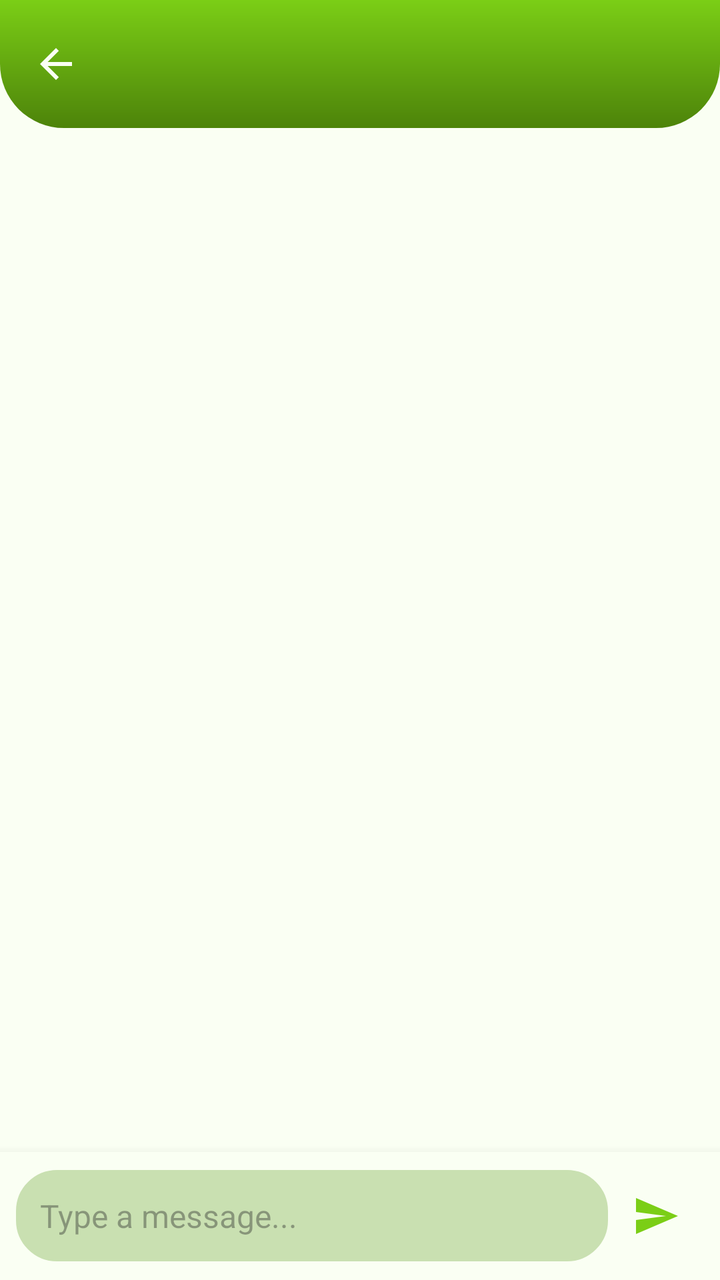
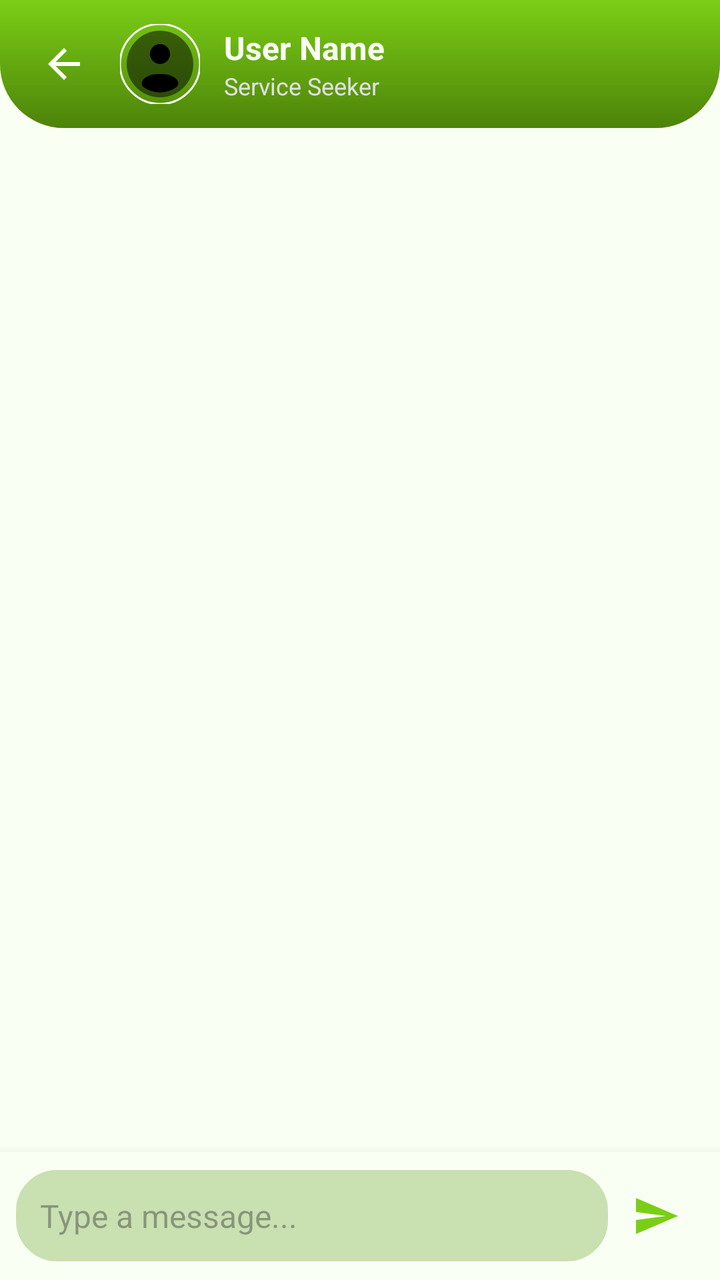

Compare the two renders of this Android layout. The source of the first and the diff that turns it into the second are given below.
<!-- AndroidManifest.xml: application theme Theme.RozgarConnector -->
<!-- res/layout/activity_chat.xml -->
<?xml version="1.0" encoding="utf-8"?>
<androidx.constraintlayout.widget.ConstraintLayout xmlns:android="http://schemas.android.com/apk/res/android"
    xmlns:app="http://schemas.android.com/apk/res-auto"
    xmlns:tools="http://schemas.android.com/tools"
    android:layout_width="match_parent"
    android:layout_height="match_parent"
    android:background="@color/white">

    
    <com.google.android.material.appbar.MaterialToolbar
        android:id="@+id/chatToolbar"
        android:layout_width="match_parent"
        android:layout_height="?attr/actionBarSize"
        android:background="@drawable/header_gradient_curved"
        app:layout_constraintTop_toTopOf="parent"
        app:navigationIcon="@drawable/ic_back"
        app:navigationIconTint="@color/white"
        app:titleTextColor="@color/white" />

    
    <androidx.recyclerview.widget.RecyclerView
        android:id="@+id/rvChat"
        android:layout_width="match_parent"
        android:layout_height="0dp"
        android:background="@color/white"
        android:clipToPadding="false"
        android:padding="12dp"
        app:layout_constraintBottom_toTopOf="@+id/llInputArea"
        app:layout_constraintTop_toBottomOf="@id/chatToolbar" />

    
    <LinearLayout
        android:id="@+id/llInputArea"
        android:layout_width="match_parent"
        android:layout_height="wrap_content"
        android:background="@color/white"
        android:elevation="8dp"
        android:gravity="center_vertical"
        android:orientation="horizontal"
        android:padding="8dp"
        app:layout_constraintBottom_toBottomOf="parent">

        <EditText
            android:id="@+id/etMessage"
            android:layout_width="0dp"
            android:layout_height="wrap_content"
            android:layout_weight="1"
            android:background="@drawable/edittext_border"
            android:backgroundTint="#C9E0B1"
            android:hint="@string/type_message_hint"
            android:inputType="textMultiLine"
            android:maxLines="4"
            android:padding="12dp"
            android:textColor="@color/black"
            android:textSize="16sp" />

        <ImageButton
            android:id="@+id/btnSend"
            android:layout_width="48dp"
            android:layout_height="48dp"
            android:background="?attr/selectableItemBackgroundBorderless"
            android:padding="10dp"
            android:scaleType="centerInside"
            android:src="@drawable/ic_send"
            app:tint="@color/primary_green" />
    </LinearLayout>

</androidx.constraintlayout.widget.ConstraintLayout>
<!-- resources referenced by this layout -->
<resources>
  <color name="black">#FF000000</color>
  <color name="primary_green">#7BCE16</color>
  <color name="white">#FAFFF3</color>
  <!-- drawable edittext_border (drawable) -->
  <shape xmlns:android="http://schemas.android.com/apk/res/android">
      <stroke android:width="1dp" android:color="#7BCE16"/>
      <corners android:radius="20dp"/>
      <padding android:left="10dp" android:right="10dp"/>
  </shape>
  <!-- drawable header_gradient_curved (drawable) -->
  <shape xmlns:android="http://schemas.android.com/apk/res/android">
      <gradient
          android:startColor="@color/primary_green"
          android:endColor="#4D830A"
          android:angle="270"/>
      <corners
          android:bottomLeftRadius="32dp"
          android:bottomRightRadius="32dp" />
  </shape>
  <!-- drawable ic_back (drawable) -->
  <vector xmlns:android="http://schemas.android.com/apk/res/android"
      android:width="24dp"
      android:height="24dp"
      android:viewportWidth="24"
      android:viewportHeight="24">
    <path
        android:fillColor="@android:color/white"
        android:pathData="M20,11H7.83l5.59,-5.59L12,4l-8,8 8,8 1.41,-1.41L7.83,13H20v-2z"/>
  </vector>
  <!-- drawable ic_send (drawable) -->
  <vector xmlns:android="http://schemas.android.com/apk/res/android"
      android:width="24dp"
      android:height="24dp"
      android:viewportWidth="24"
      android:viewportHeight="24">
    <path
        android:fillColor="@android:color/white"
        android:pathData="M2.01,21L23,12 2.01,3 2,10l15,2 -15,2z"/>
  </vector>
  <string name="type_message_hint">Type a message...</string>
  <style name="Theme.RozgarConnector" parent="Base.Theme.RozgarConnector" />
  <style name="Base.Theme.RozgarConnector" parent="Theme.Material3.DayNight.NoActionBar">
          
          <item name="colorPrimary">@color/primary_green</item>
      </style>
</resources>

<!-- the commit's change to res/layout/activity_chat.xml (unified diff, before → after) -->
@@ -7,15 +7,62 @@
     android:background="@color/white">
 
     
-    <com.google.android.material.appbar.MaterialToolbar
-        android:id="@+id/chatToolbar"
+    <RelativeLayout
+        android:id="@+id/chatToolbarArea"
         android:layout_width="match_parent"
         android:layout_height="?attr/actionBarSize"
         android:background="@drawable/header_gradient_curved"
-        app:layout_constraintTop_toTopOf="parent"
-        app:navigationIcon="@drawable/ic_back"
-        app:navigationIconTint="@color/white"
-        app:titleTextColor="@color/white" />
+        android:paddingHorizontal="12dp"
+        app:layout_constraintTop_toTopOf="parent">
+
+        <ImageButton
+            android:id="@+id/btnBack"
+            android:layout_width="40dp"
+            android:layout_height="40dp"
+            android:layout_centerVertical="true"
+            android:background="?attr/selectableItemBackgroundBorderless"
+            android:src="@drawable/ic_back"
+            app:tint="@color/white" />
+
+        <com.google.android.material.imageview.ShapeableImageView
+            android:id="@+id/ivReceiverDp"
+            android:layout_width="40dp"
+            android:layout_height="40dp"
+            android:layout_centerVertical="true"
+            android:layout_marginStart="8dp"
+            android:layout_toEndOf="@id/btnBack"
+            android:scaleType="centerCrop"
+            android:src="@drawable/ic_profile"
+            app:shapeAppearanceOverlay="@style/CircleImage"
+            app:strokeColor="@color/white"
+            app:strokeWidth="1dp" />
+
+        <LinearLayout
+            android:layout_width="wrap_content"
+            android:layout_height="wrap_content"
+            android:layout_centerVertical="true"
+            android:layout_marginStart="12dp"
+            android:layout_toEndOf="@id/ivReceiverDp"
+            android:orientation="vertical">
+
+            <TextView
+                android:id="@+id/tvReceiverName"
+                android:layout_width="wrap_content"
+                android:layout_height="wrap_content"
+                android:text="User Name"
+                android:textColor="@color/white"
+                android:textSize="16sp"
+                android:textStyle="bold" />
+
+            <TextView
+                android:id="@+id/tvReceiverSubtitle"
+                android:layout_width="wrap_content"
+                android:layout_height="wrap_content"
+                android:text="Service Seeker"
+                android:textColor="#E0E0E0"
+                android:textSize="12sp" />
+        </LinearLayout>
+    </RelativeLayout>
 
     
     <androidx.recyclerview.widget.RecyclerView
@@ -26,7 +73,7 @@
         android:clipToPadding="false"
         android:padding="12dp"
         app:layout_constraintBottom_toTopOf="@+id/llInputArea"
-        app:layout_constraintTop_toBottomOf="@id/chatToolbar" />
+        app:layout_constraintTop_toBottomOf="@id/chatToolbarArea" />
 
     
     <LinearLayout
<!-- resource entries referenced after the edit -->
@@ -29,6 +29,24 @@
         android:fillColor="@android:color/white"
         android:pathData="M20,11H7.83l5.59,-5.59L12,4l-8,8 8,8 1.41,-1.41L7.83,13H20v-2z"/>
   </vector>
+  <!-- drawable ic_profile (drawable) -->
+  <vector xmlns:android="http://schemas.android.com/apk/res/android"
+      android:width="800dp"
+      android:height="800dp"
+      android:viewportWidth="24"
+      android:viewportHeight="24">
+    <path
+        android:pathData="M22,12C22,17.523 17.523,22 12,22C6.477,22 2,17.523 2,12C2,6.477 6.477,2 12,2C17.523,2 22,6.477 22,12Z"
+        android:strokeAlpha="0.5"
+        android:fillColor="#000000"
+        android:fillAlpha="0.5"/>
+    <path
+        android:pathData="M16.807,19.011C15.44,19.95 13.784,20.5 12,20.5C10.216,20.5 8.56,19.95 7.193,19.011C6.589,18.596 6.331,17.806 6.682,17.163C7.41,15.83 8.91,15 12,15C15.09,15 16.59,15.83 17.318,17.163C17.669,17.806 17.411,18.596 16.807,19.011Z"
+        android:fillColor="#000000"/>
+    <path
+        android:pathData="M12,12C13.657,12 15,10.657 15,9C15,7.343 13.657,6 12,6C10.343,6 9,7.343 9,9C9,10.657 10.343,12 12,12Z"
+        android:fillColor="#000000"/>
+  </vector>
   <!-- drawable ic_send (drawable) -->
   <vector xmlns:android="http://schemas.android.com/apk/res/android"
       android:width="24dp"
@@ -40,6 +58,9 @@
         android:pathData="M2.01,21L23,12 2.01,3 2,10l15,2 -15,2z"/>
   </vector>
   <string name="type_message_hint">Type a message...</string>
+  <style name="CircleImage">
+          <item name="cornerSize">50%</item>
+      </style>
   <style name="Theme.RozgarConnector" parent="Base.Theme.RozgarConnector" />
   <style name="Base.Theme.RozgarConnector" parent="Theme.Material3.DayNight.NoActionBar">
           
